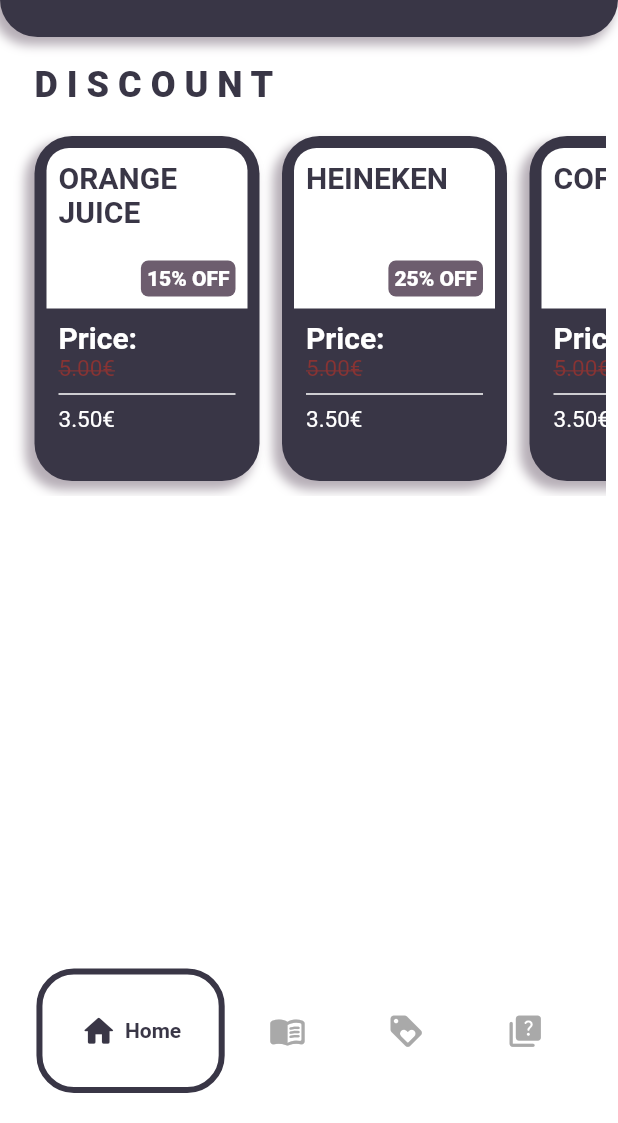
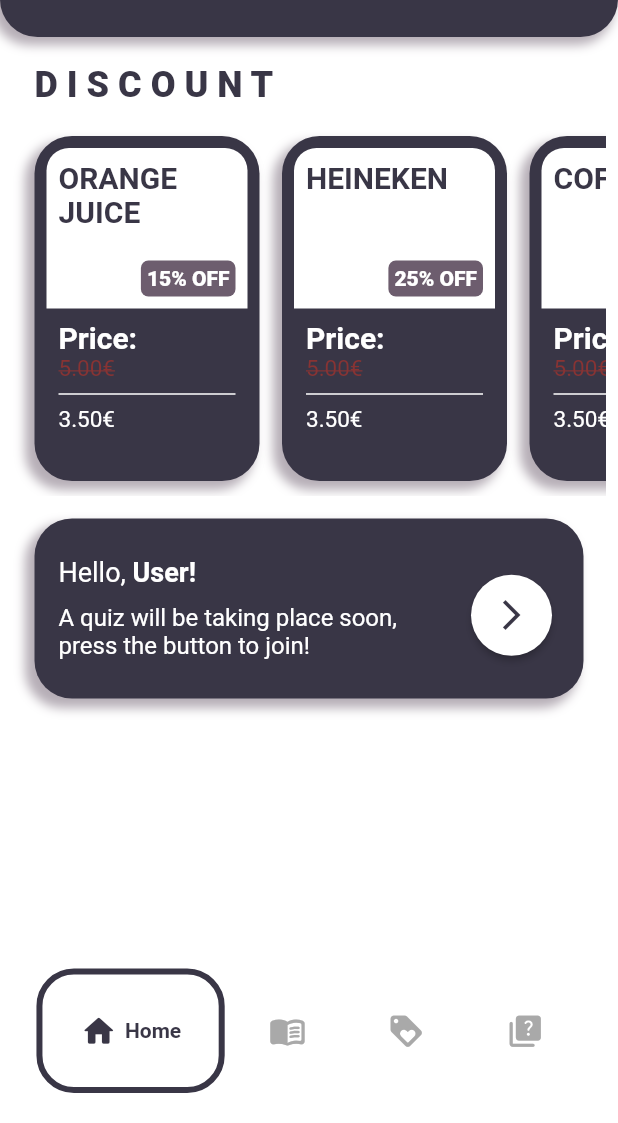
Before and after one commit to Lu555ak/CaffeApp-User, a Flutter app: the screen it shows after launch, on a phone screen of 412 x 824 dp, the part 113-1236 px from its top. Run offline on Flutter 3.47's test engine with Material 2 defaults, Android fonts, the phone set to English and light mode, and no system bars; drawn by our look-alikes of google_nav_bar.

Commit message:
Added quit alert

```diff
--- /dev/null
+++ b/lib/custom/quiz_alert.dart
@@ -0,0 +1,85 @@
+import 'package:flutter/material.dart';
+
+import 'package:caffe_app_user/utility/constants.dart';
+
+class QuizAlert extends StatelessWidget {
+  const QuizAlert({super.key});
+
+  @override
+  Widget build(BuildContext context) {
+    return SizedBox(
+      height: 150,
+      child: Padding(
+        padding: const EdgeInsets.all(15.0),
+        child: Container(
+            width: double.infinity,
+            height: double.infinity,
+            decoration: BoxDecoration(
+              color: primaryColor,
+              borderRadius: const BorderRadius.all(Radius.circular(25)),
+              boxShadow: [
+                BoxShadow(
+                  color: subColor2.withOpacity(0.5),
+                  spreadRadius: 1,
+                  blurRadius: 5,
+                  offset: const Offset(-5, 5),
+                ),
+              ],
+            ),
+            child: Align(
+              alignment: Alignment.center,
+              child: ListTile(
+                title: Row(
+                  children: const [
+                    Text(
+                      "Hello, ",
+                      style: TextStyle(
+                          color: secondaryColor,
+                          fontSize: 18,
+                          fontWeight: FontWeight.w400),
+                    ),
+                    Text(
+                      "User!",
+                      style: TextStyle(
+                          color: secondaryColor,
+                          fontSize: 18,
+                          fontWeight: FontWeight.w700),
+                    ),
+                  ],
+                ),
+                subtitle: const Padding(
+                  padding: EdgeInsets.only(top: 10.0),
+                  child: Text(
+                    "A quiz will be taking place soon, press the button to join!",
+                    style: TextStyle(
+                        color: secondaryColor,
+                        fontSize: 16,
+                        fontWeight: FontWeight.w400),
+                  ),
+                ),
+                trailing: ElevatedButton(
+                  onPressed: () {},
+                  style: ButtonStyle(
+                    shape: MaterialStateProperty.all(const CircleBorder()),
+                    padding:
+                        MaterialStateProperty.all(const EdgeInsets.all(15)),
+                    backgroundColor: MaterialStateProperty.all(secondaryColor),
+                    overlayColor:
+                        MaterialStateProperty.resolveWith<Color?>((states) {
+                      if (states.contains(MaterialState.pressed)) {
+                        return subColor2;
+                      }
+                      return null;
+                    }),
+                  ),
+                  child: const Icon(
+                    Icons.arrow_forward_ios_sharp,
+                    color: primaryColor,
+                  ),
+                ),
+              ),
+            )),
+      ),
+    );
+  }
+}
--- a/lib/pages/home_page.dart
+++ b/lib/pages/home_page.dart
@@ -1,6 +1,7 @@
 import 'package:flutter/material.dart';
 
 import 'package:caffe_app_user/custom/discount_component.dart';
+import 'package:caffe_app_user/custom/quiz_alert.dart';
 
 import 'package:caffe_app_user/utility/constants.dart';
 
@@ -46,7 +47,8 @@
                     item: items[index][0], discount: items[index][1]);
               },
             ),
-          )
+          ),
+          const QuizAlert()
         ]),
       ),
     );
```
